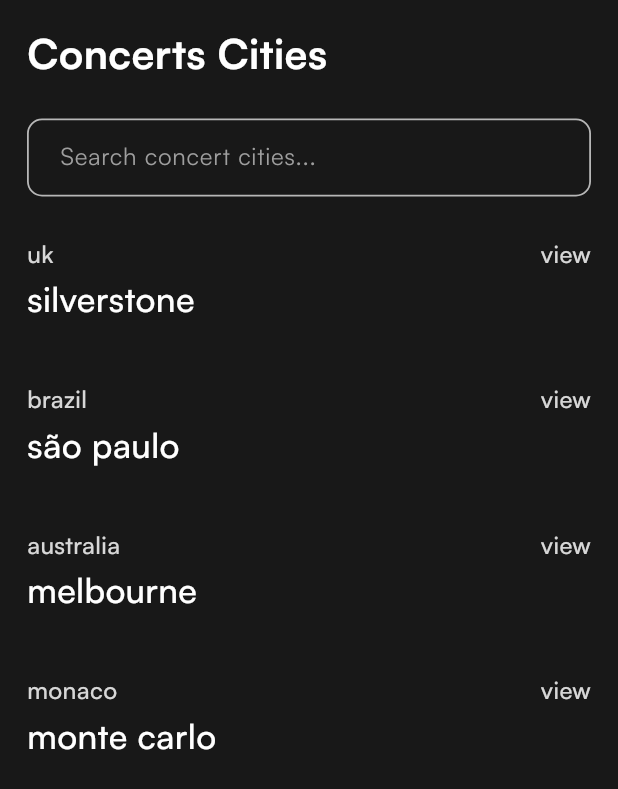
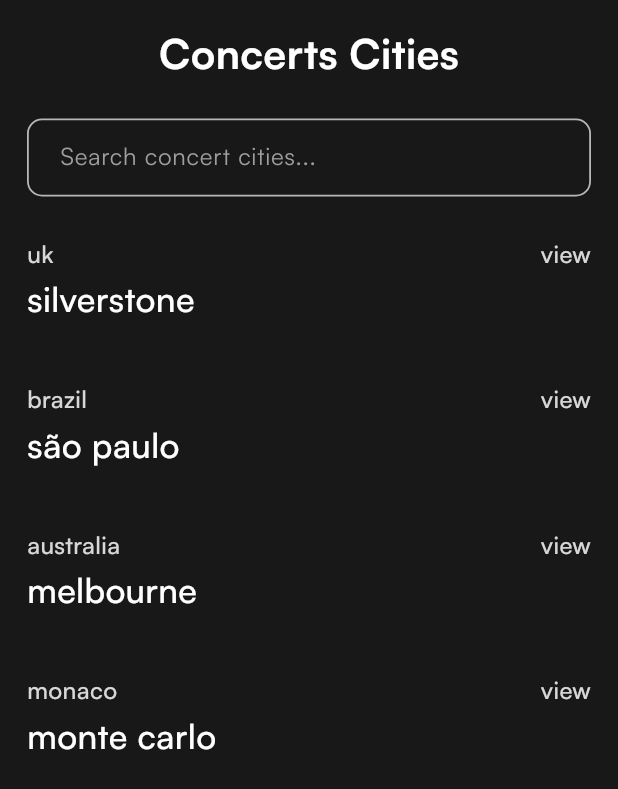
Before and after one commit to devwraithe/rock_n_roll_forecast, a Flutter app: the screen it shows after launch, on a phone screen of 412 x 824 dp. Shown: the top 789 px of the screen. Run offline on Flutter 3.47's test engine with Material 3 defaults, Android fonts, the phone set to English and light mode, and no system bars; our stand-ins replace cached_network_image, connectivity_plus, dartz, equatable, flutter_bloc, flutter_screenutil and 5 more; accounts and stored records are empty.

Commit message:
improve responsivess on larger devices

```diff
--- a/lib/app/core/utilities/helpers/responsive_helper.dart
+++ b/lib/app/core/utilities/helpers/responsive_helper.dart
@@ -3,11 +3,11 @@ import 'package:flutter_screenutil/flutter_screenutil.dart';
 class Responsive {
   static bool isMobile = ScreenUtil().screenWidth < 600;
 
-  static double displayLarge = isMobile ? 58.sp : 38.sp;
-  static double headlineLarge = isMobile ? 24.sp : 18.sp;
+  static double displayLarge = isMobile ? 58.sp : 30.sp;
+  static double headlineLarge = isMobile ? 24.sp : 16.sp;
   static double headlineMedium = isMobile ? 20.sp : 12.sp;
   static double headlineSmall = isMobile ? 18.sp : 14.sp;
-  static double bodyLarge = isMobile ? 16.sp : 10.sp;
+  static double bodyLarge = isMobile ? 16.sp : 9.sp;
   static double bodyMedium = isMobile ? 14.sp : 8.sp;
   static double bodySmall = isMobile ? 12.sp : 6.sp;
 }
--- a/lib/app/presentation/screens/concert_info_screen.dart
+++ b/lib/app/presentation/screens/concert_info_screen.dart
@@ -50,11 +50,11 @@ class _ConcertInfoScreenState extends State<ConcertInfoScreen> {
     return Scaffold(
       body: SafeArea(
         child: SingleChildScrollView(
-          padding: EdgeInsets.all(isMobile ? 18 : 36),
+          padding: EdgeInsets.all(isMobile ? 18 : 56),
           child: Column(
             children: [
               ConcertTitle(city: location!),
-              const SizedBox(height: 26),
+              SizedBox(height: isMobile ? 26 : 46),
               BlocBuilder<WeatherCubit, WeatherState>(
                 builder: (context, state) {
                   if (state is WeatherLoading) {
@@ -78,7 +78,7 @@ class _ConcertInfoScreenState extends State<ConcertInfoScreen> {
                   }
                 },
               ),
-              const SizedBox(height: 32),
+              SizedBox(height: isMobile ? 32 : 48),
               BlocBuilder<ForecastCubit, ForecastState>(
                 builder: (context, state) {
                   if (state is ForecastLoading) {
--- a/lib/app/presentation/screens/concerts_screen.dart
+++ b/lib/app/presentation/screens/concerts_screen.dart
@@ -5,8 +5,6 @@ import 'package:rock_n_roll_forecast/app/core/utilities/constants.dart';
 import 'package:rock_n_roll_forecast/app/core/utilities/helpers/responsive_helper.dart';
 import 'package:rock_n_roll_forecast/app/core/utilities/helpers/widget_helper.dart';
 import 'package:rock_n_roll_forecast/app/presentation/widgets/concerts_list.dart';
-
-import '../widgets/concerts_grid.dart';
 
 class ConcertsScreen extends StatefulWidget {
   const ConcertsScreen({Key? key}) : super(key: key);
@@ -63,9 +61,9 @@ class _ConcertsScreenState extends State<ConcertsScreen> {
         child: Padding(
           padding: isMobile
               ? const EdgeInsets.symmetric(horizontal: 18, vertical: 16)
-              : const EdgeInsets.symmetric(horizontal: 42, vertical: 32),
+              : const EdgeInsets.symmetric(horizontal: 46, vertical: 38),
           child: Column(
-            crossAxisAlignment: CrossAxisAlignment.start,
+            crossAxisAlignment: CrossAxisAlignment.center,
             children: [
               Text(
                 "Concerts Cities",
@@ -73,7 +71,7 @@ class _ConcertsScreenState extends State<ConcertsScreen> {
                   fontWeight: FontWeight.w700,
                 ),
               ),
-              SizedBox(height: isMobile ? 24 : 36),
+              SizedBox(height: isMobile ? 24 : 34),
               SizedBox(
                 width: isMobile ? double.infinity : 0.6.sw,
                 child: TextField(
@@ -95,28 +93,17 @@ class _ConcertsScreenState extends State<ConcertsScreen> {
                   onChanged: _searchCities,
                 ),
               ),
-              SizedBox(height: isMobile ? 26 : 48),
+              SizedBox(height: isMobile ? 26 : 46),
               filteredLocations.isEmpty
                   ? WidgetHelper.error("Concert city is not found!")
-                  : _showConcerts(isMobile),
+                  : ConcertsList(
+                      locations: filteredLocations,
+                      loadingStates: loadingStates,
+                    ),
             ],
           ),
         ),
       ),
     );
   }
-
-  Widget _showConcerts(isMobile) {
-    if (isMobile) {
-      return ConcertsList(
-        locations: filteredLocations,
-        loadingStates: loadingStates,
-      );
-    } else {
-      return ConcertsGrid(
-        locations: filteredLocations,
-        loadingStates: loadingStates,
-      );
-    }
-  }
 }
--- a/lib/app/presentation/widgets/concert_location.dart
+++ b/lib/app/presentation/widgets/concert_location.dart
@@ -1,6 +1,8 @@
 import 'package:flutter/material.dart';
 import 'package:rock_n_roll_forecast/app/core/theme/app_colors.dart';
 import 'package:rock_n_roll_forecast/app/core/theme/text_theme.dart';
+
+import '../../core/utilities/helpers/responsive_helper.dart';
 
 class ConcertLocation extends StatelessWidget {
   const ConcertLocation({
@@ -17,9 +19,10 @@ class ConcertLocation extends StatelessWidget {
   @override
   Widget build(BuildContext context) {
     final textTheme = AppTextTheme.textTheme;
+    final isMobile = Responsive.isMobile;
 
     return Container(
-      margin: const EdgeInsets.only(bottom: 38),
+      margin: EdgeInsets.only(bottom: isMobile ? 38 : 56),
       child: InkWell(
         highlightColor: Colors.transparent,
         splashColor: Colors.transparent,
--- a/lib/app/presentation/widgets/weather_forecast_loader.dart
+++ b/lib/app/presentation/widgets/weather_forecast_loader.dart
@@ -15,7 +15,7 @@ class WeatherForecastLoader extends StatelessWidget {
         for (int i = 0; i <= 5; i++)
           Container(
             margin: EdgeInsets.only(
-              bottom: Responsive.isMobile ? 32 : 20,
+              bottom: Responsive.isMobile ? 32 : 56,
             ),
             child: Row(
               children: [
@@ -44,7 +44,7 @@ class WeatherForecastLoader extends StatelessWidget {
       baseColor: AppColors.grey,
       highlightColor: AppColors.lightGray,
       child: Container(
-        height: Responsive.isMobile ? 18 : 80,
+        height: Responsive.isMobile ? 18 : 22,
         decoration: BoxDecoration(
           color: AppColors.white.withOpacity(0.2),
           borderRadius: BorderRadius.circular(10),
--- a/lib/app/presentation/widgets/weather_overview_loader.dart
+++ b/lib/app/presentation/widgets/weather_overview_loader.dart
@@ -28,7 +28,7 @@ class WeatherOverviewLoader extends StatelessWidget {
           baseColor: AppColors.grey,
           highlightColor: AppColors.lightGray,
           child: Container(
-            height: Responsive.isMobile ? 80 : 80,
+            height: Responsive.isMobile ? 80 : 120,
             decoration: BoxDecoration(
               color: AppColors.white.withOpacity(0.2),
               borderRadius: BorderRadius.circular(10),
```
Also changed, not shown: lib/app/presentation/widgets/weather_forecast.dart (+4 -3 lines), lib/app/presentation/widgets/weather_overview.dart (+11 -8 lines).
